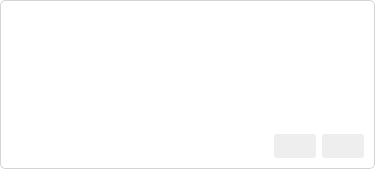
Above: CutScene/resources/visualmodeelement_view.ui from amanatron/CUT-SCENE before the change. Below: the same form after it.
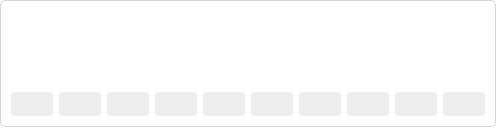
That is the form after the change. Icons and pictures are not drawn.

Diff of the .ui file:
```diff
--- a/CutScene/resources/visualmodeelement_view.ui
+++ b/CutScene/resources/visualmodeelement_view.ui
@@ -6,16 +6,22 @@
    <rect>
     <x>0</x>
     <y>0</y>
-    <width>375</width>
-    <height>169</height>
+    <width>330</width>
+    <height>127</height>
    </rect>
   </property>
   <property name="sizePolicy">
-   <sizepolicy hsizetype="Fixed" vsizetype="MinimumExpanding">
+   <sizepolicy hsizetype="Ignored" vsizetype="MinimumExpanding">
     <horstretch>0</horstretch>
     <verstretch>1</verstretch>
    </sizepolicy>
   </property>
+  <property name="minimumSize">
+   <size>
+    <width>0</width>
+    <height>0</height>
+   </size>
+  </property>
   <property name="windowTitle">
    <string>Form</string>
   </property>
@@ -90,21 +96,120 @@
      </property>
     </widget>
    </item>
-   <item>
-    <spacer name="verticalSpacer">
-     <property name="orientation">
-      <enum>Qt::Vertical</enum>
-     </property>
-     <property name="sizeHint" stdset="0">
-      <size>
-       <width>20</width>
-       <height>40</height>
-      </size>
-     </property>
-    </spacer>
-   </item>
    <item>
     <layout class="QHBoxLayout" name="horizontalLayout">
+     <item>
+      <widget class="QPushButton" name="controlButton">
+       <property name="toolTip">
+        <string>Add Controls</string>
+       </property>
+       <property name="text">
+        <string/>
+       </property>
+       <property name="icon">
+        <iconset resource="resources.qrc">
+         <normaloff>:/visualModeIcons/img/icons/visualModeIcons/keyboard_black_96x96.png</normaloff>:/visualModeIcons/img/icons/visualModeIcons/keyboard_black_96x96.png</iconset>
+       </property>
+      </widget>
+     </item>
+     <item>
+      <widget class="QPushButton" name="actionButton">
+       <property name="toolTip">
+        <string>Add Action/Description</string>
+       </property>
+       <property name="text">
+        <string/>
+       </property>
+       <property name="icon">
+        <iconset resource="resources.qrc">
+         <normaloff>:/visualModeIcons/img/icons/visualModeIcons/comment_black_96x96.png</normaloff>:/visualModeIcons/img/icons/visualModeIcons/comment_black_96x96.png</iconset>
+       </property>
+      </widget>
+     </item>
+     <item>
+      <widget class="QPushButton" name="pseudocodeButton">
+       <property name="toolTip">
+        <string>Add Pseudocode</string>
+       </property>
+       <property name="text">
+        <string/>
+       </property>
+       <property name="icon">
+        <iconset resource="resources.qrc">
+         <normaloff>:/visualModeIcons/img/icons/visualModeIcons/code_black_96x96.png</normaloff>:/visualModeIcons/img/icons/visualModeIcons/code_black_96x96.png</iconset>
+       </property>
+      </widget>
+     </item>
+     <item>
+      <widget class="QPushButton" name="physicsButton">
+       <property name="toolTip">
+        <string>Add Physics</string>
+       </property>
+       <property name="text">
+        <string/>
+       </property>
+       <property name="icon">
+        <iconset resource="resources.qrc">
+         <normaloff>:/visualModeIcons/img/icons/visualModeIcons/vertical_align_bottom_black_96x96.png</normaloff>:/visualModeIcons/img/icons/visualModeIcons/vertical_align_bottom_black_96x96.png</iconset>
+       </property>
+      </widget>
+     </item>
+     <item>
+      <widget class="QPushButton" name="headingButton">
+       <property name="toolTip">
+        <string>Add Heading</string>
+       </property>
+       <property name="text">
+        <string/>
+       </property>
+       <property name="icon">
+        <iconset resource="resources.qrc">
+         <normaloff>:/visualModeIcons/img/icons/visualModeIcons/title_black_96x96.png</normaloff>:/visualModeIcons/img/icons/visualModeIcons/title_black_96x96.png</iconset>
+       </property>
+      </widget>
+     </item>
+     <item>
+      <widget class="QPushButton" name="dialogueButton">
+       <property name="toolTip">
+        <string>Add Dialog</string>
+       </property>
+       <property name="text">
+        <string/>
+       </property>
+       <property name="icon">
+        <iconset resource="resources.qrc">
+         <normaloff>:/visualModeIcons/img/icons/visualModeIcons/record_voice_over_black_96x96.png</normaloff>:/visualModeIcons/img/icons/visualModeIcons/record_voice_over_black_96x96.png</iconset>
+       </property>
+      </widget>
+     </item>
+     <item>
+      <widget class="QPushButton" name="actButton">
+       <property name="toolTip">
+        <string>Add Act</string>
+       </property>
+       <property name="text">
+        <string/>
+       </property>
+       <property name="icon">
+        <iconset resource="resources.qrc">
+         <normaloff>:/visualModeIcons/img/icons/visualModeIcons/movie_black_96x96.png</normaloff>:/visualModeIcons/img/icons/visualModeIcons/movie_black_96x96.png</iconset>
+       </property>
+      </widget>
+     </item>
+     <item>
+      <widget class="QPushButton" name="transitionButton">
+       <property name="toolTip">
+        <string>Add Transition</string>
+       </property>
+       <property name="text">
+        <string/>
+       </property>
+       <property name="icon">
+        <iconset resource="resources.qrc">
+         <normaloff>:/visualModeIcons/img/icons/visualModeIcons/swap_horiz_black_96x96.png</normaloff>:/visualModeIcons/img/icons/visualModeIcons/swap_horiz_black_96x96.png</iconset>
+       </property>
+      </widget>
+     </item>
      <item>
       <spacer name="horizontalSpacer">
        <property name="orientation">
```
